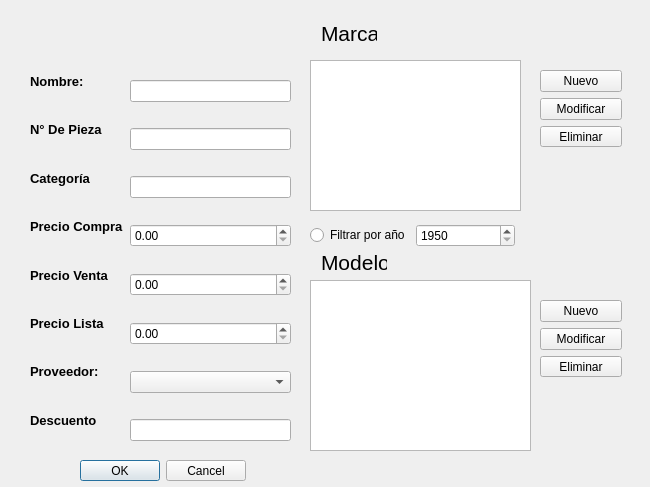
Above: guiprod_nuevo.ui from Jose-Cisneros/TallerCTRL before the change. Below: the same form after it.
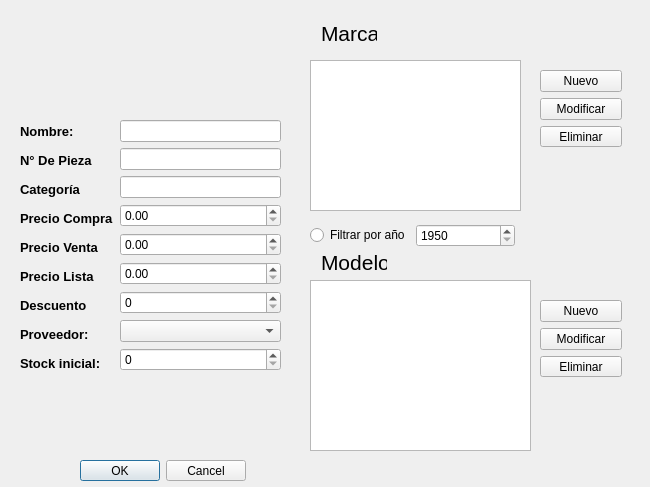
That is the form after the change.

What changed in the file:
```diff
--- a/guiprod_nuevo.ui
+++ b/guiprod_nuevo.ui
@@ -13,182 +13,6 @@
   <property name="windowTitle">
    <string>Dialog</string>
   </property>
-  <widget class="QWidget" name="verticalLayoutWidget_2">
-   <property name="geometry">
-    <rect>
-     <x>130</x>
-     <y>60</y>
-     <width>161</width>
-     <height>401</height>
-    </rect>
-   </property>
-   <layout class="QVBoxLayout" name="verticalLayout_2">
-    <item>
-     <widget class="QLineEdit" name="nombre"/>
-    </item>
-    <item>
-     <widget class="QLineEdit" name="num">
-      <property name="text">
-       <string/>
-      </property>
-     </widget>
-    </item>
-    <item>
-     <widget class="QLineEdit" name="lineEdit"/>
-    </item>
-    <item>
-     <widget class="QDoubleSpinBox" name="doubleSpinBox">
-      <property name="maximum">
-       <double>99999999.000000000000000</double>
-      </property>
-     </widget>
-    </item>
-    <item>
-     <widget class="QDoubleSpinBox" name="doubleSpinBox_4">
-      <property name="maximum">
-       <double>99999999.000000000000000</double>
-      </property>
-     </widget>
-    </item>
-    <item>
-     <widget class="QDoubleSpinBox" name="doubleSpinBox_2">
-      <property name="maximum">
-       <double>99999999.000000000000000</double>
-      </property>
-     </widget>
-    </item>
-    <item>
-     <widget class="QComboBox" name="comboBox"/>
-    </item>
-    <item>
-     <widget class="QLineEdit" name="lineEdit_2"/>
-    </item>
-   </layout>
-  </widget>
-  <widget class="QWidget" name="verticalLayoutWidget">
-   <property name="geometry">
-    <rect>
-     <x>30</x>
-     <y>60</y>
-     <width>111</width>
-     <height>381</height>
-    </rect>
-   </property>
-   <layout class="QVBoxLayout" name="verticalLayout">
-    <item>
-     <widget class="QLabel" name="label">
-      <property name="font">
-       <font>
-        <pointsize>10</pointsize>
-        <weight>75</weight>
-        <bold>true</bold>
-       </font>
-      </property>
-      <property name="text">
-       <string>Nombre:</string>
-      </property>
-     </widget>
-    </item>
-    <item>
-     <widget class="QLabel" name="label_6">
-      <property name="font">
-       <font>
-        <pointsize>10</pointsize>
-        <weight>75</weight>
-        <bold>true</bold>
-       </font>
-      </property>
-      <property name="text">
-       <string>N° De Pieza</string>
-      </property>
-     </widget>
-    </item>
-    <item>
-     <widget class="QLabel" name="label_7">
-      <property name="font">
-       <font>
-        <pointsize>10</pointsize>
-        <weight>75</weight>
-        <bold>true</bold>
-       </font>
-      </property>
-      <property name="text">
-       <string>Categoría</string>
-      </property>
-     </widget>
-    </item>
-    <item>
-     <widget class="QLabel" name="label_2">
-      <property name="font">
-       <font>
-        <pointsize>10</pointsize>
-        <weight>75</weight>
-        <bold>true</bold>
-       </font>
-      </property>
-      <property name="text">
-       <string>Precio Compra</string>
-      </property>
-     </widget>
-    </item>
-    <item>
-     <widget class="QLabel" name="label_3">
-      <property name="font">
-       <font>
-        <pointsize>10</pointsize>
-        <weight>75</weight>
-        <bold>true</bold>
-       </font>
-      </property>
-      <property name="text">
-       <string>Precio Venta</string>
-      </property>
-     </widget>
-    </item>
-    <item>
-     <widget class="QLabel" name="label_4">
-      <property name="font">
-       <font>
-        <pointsize>10</pointsize>
-        <weight>75</weight>
-        <bold>true</bold>
-       </font>
-      </property>
-      <property name="text">
-       <string>Precio Lista</string>
-      </property>
-     </widget>
-    </item>
-    <item>
-     <widget class="QLabel" name="label_5">
-      <property name="font">
-       <font>
-        <pointsize>10</pointsize>
-        <weight>75</weight>
-        <bold>true</bold>
-       </font>
-      </property>
-      <property name="text">
-       <string>Proveedor:</string>
-      </property>
-     </widget>
-    </item>
-    <item>
-     <widget class="QLabel" name="label_8">
-      <property name="font">
-       <font>
-        <pointsize>10</pointsize>
-        <weight>75</weight>
-        <bold>true</bold>
-       </font>
-      </property>
-      <property name="text">
-       <string>Descuento</string>
-      </property>
-     </widget>
-    </item>
-   </layout>
-  </widget>
   <widget class="QLabel" name="label_17">
    <property name="geometry">
     <rect>
@@ -356,6 +180,199 @@
     <set>QDialogButtonBox::Cancel|QDialogButtonBox::Ok</set>
    </property>
   </widget>
+  <widget class="QWidget" name="">
+   <property name="geometry">
+    <rect>
+     <x>20</x>
+     <y>120</y>
+     <width>261</width>
+     <height>255</height>
+    </rect>
+   </property>
+   <layout class="QHBoxLayout" name="horizontalLayout_2">
+    <item>
+     <layout class="QVBoxLayout" name="verticalLayout">
+      <item>
+       <widget class="QLabel" name="label">
+        <property name="font">
+         <font>
+          <pointsize>10</pointsize>
+          <weight>75</weight>
+          <bold>true</bold>
+         </font>
+        </property>
+        <property name="text">
+         <string>Nombre:</string>
+        </property>
+       </widget>
+      </item>
+      <item>
+       <widget class="QLabel" name="label_6">
+        <property name="font">
+         <font>
+          <pointsize>10</pointsize>
+          <weight>75</weight>
+          <bold>true</bold>
+         </font>
+        </property>
+        <property name="text">
+         <string>N° De Pieza</string>
+        </property>
+       </widget>
+      </item>
+      <item>
+       <widget class="QLabel" name="label_7">
+        <property name="font">
+         <font>
+          <pointsize>10</pointsize>
+          <weight>75</weight>
+          <bold>true</bold>
+         </font>
+        </property>
+        <property name="text">
+         <string>Categoría</string>
+        </property>
+       </widget>
+      </item>
+      <item>
+       <widget class="QLabel" name="label_2">
+        <property name="font">
+         <font>
+          <pointsize>10</pointsize>
+          <weight>75</weight>
+          <bold>true</bold>
+         </font>
+        </property>
+        <property name="text">
+         <string>Precio Compra</string>
+        </property>
+       </widget>
+      </item>
+      <item>
+       <widget class="QLabel" name="label_3">
+        <property name="font">
+         <font>
+          <pointsize>10</pointsize>
+          <weight>75</weight>
+          <bold>true</bold>
+         </font>
+        </property>
+        <property name="text">
+         <string>Precio Venta</string>
+        </property>
+       </widget>
+      </item>
+      <item>
+       <widget class="QLabel" name="label_4">
+        <property name="font">
+         <font>
+          <pointsize>10</pointsize>
+          <weight>75</weight>
+          <bold>true</bold>
+         </font>
+        </property>
+        <property name="text">
+         <string>Precio Lista</string>
+        </property>
+       </widget>
+      </item>
+      <item>
+       <widget class="QLabel" name="label_8">
+        <property name="font">
+         <font>
+          <pointsize>10</pointsize>
+          <weight>75</weight>
+          <bold>true</bold>
+         </font>
+        </property>
+        <property name="text">
+         <string>Descuento</string>
+        </property>
+       </widget>
+      </item>
+      <item>
+       <widget class="QLabel" name="label_5">
+        <property name="font">
+         <font>
+          <pointsize>10</pointsize>
+          <weight>75</weight>
+          <bold>true</bold>
+         </font>
+        </property>
+        <property name="text">
+         <string>Proveedor:</string>
+        </property>
+       </widget>
+      </item>
+      <item>
+       <widget class="QLabel" name="label_9">
+        <property name="font">
+         <font>
+          <pointsize>10</pointsize>
+          <weight>75</weight>
+          <bold>true</bold>
+         </font>
+        </property>
+        <property name="text">
+         <string>Stock inicial:</string>
+        </property>
+       </widget>
+      </item>
+     </layout>
+    </item>
+    <item>
+     <layout class="QVBoxLayout" name="verticalLayout_2">
+      <item>
+       <widget class="QLineEdit" name="nombre"/>
+      </item>
+      <item>
+       <widget class="QLineEdit" name="num">
+        <property name="text">
+         <string/>
+        </property>
+       </widget>
+      </item>
+      <item>
+       <widget class="QLineEdit" name="categoria"/>
+      </item>
+      <item>
+       <widget class="QDoubleSpinBox" name="preC">
+        <property name="maximum">
+         <double>99999999.000000000000000</double>
+        </property>
+       </widget>
+      </item>
+      <item>
+       <widget class="QDoubleSpinBox" name="preVta">
+        <property name="maximum">
+         <double>99999999.000000000000000</double>
+        </property>
+       </widget>
+      </item>
+      <item>
+       <widget class="QDoubleSpinBox" name="preList">
+        <property name="maximum">
+         <double>99999999.000000000000000</double>
+        </property>
+       </widget>
+      </item>
+      <item>
+       <widget class="QSpinBox" name="descuento">
+        <property name="maximum">
+         <number>100</number>
+        </property>
+       </widget>
+      </item>
+      <item>
+       <widget class="QComboBox" name="comboProv"/>
+      </item>
+      <item>
+       <widget class="QSpinBox" name="stock"/>
+      </item>
+     </layout>
+    </item>
+   </layout>
+  </widget>
  </widget>
  <resources/>
  <connections/>
```
